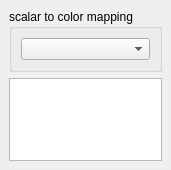
Old version of the form gui/widgets/RenderConfigWidget.ui in the repository kateyy/geohazardvis.
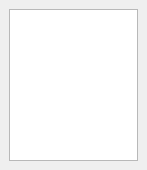
New version of the form. Custom widgets are drawn as their Qt base class.

Commit message: move gradient combo box to data chooser, improve ui #12

```diff
--- a/gui/widgets/RenderConfigWidget.ui
+++ b/gui/widgets/RenderConfigWidget.ui
@@ -15,18 +15,6 @@
   </property>
   <widget class="QWidget" name="content">
    <layout class="QVBoxLayout" name="mainLayout">
-    <item>
-     <widget class="QGroupBox" name="groupBox">
-      <property name="title">
-       <string>scalar to color mapping</string>
-      </property>
-      <layout class="QVBoxLayout" name="verticalLayout">
-       <item>
-        <widget class="QComboBox" name="gradientComboBox"/>
-       </item>
-      </layout>
-     </widget>
-    </item>
     <item>
      <widget class="propertyguizeug::PropertyBrowser" name="propertyBrowser"/>
     </item>
```
Left out of the diff: 22 changed lines with no effect on the pictures. The commit also changes 7 other files.
